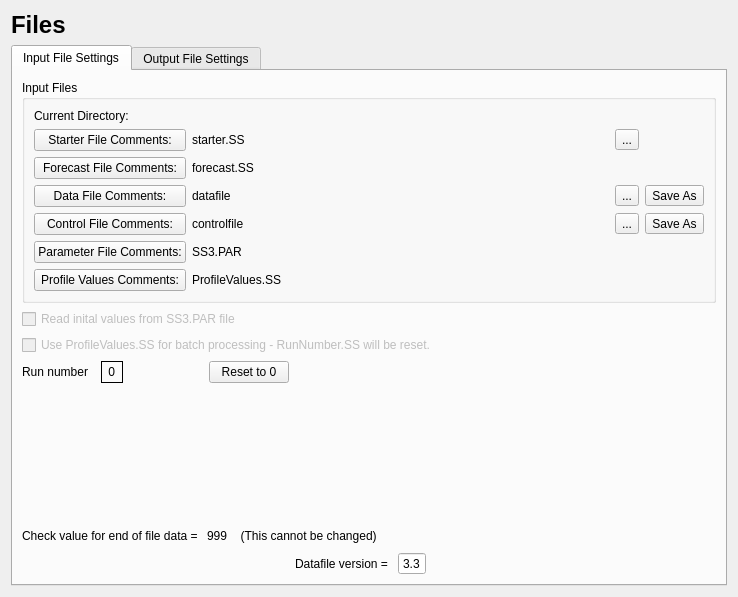
nmfs-ost/ss3-ssi, file src/file_widget.ui: the form before one commit.
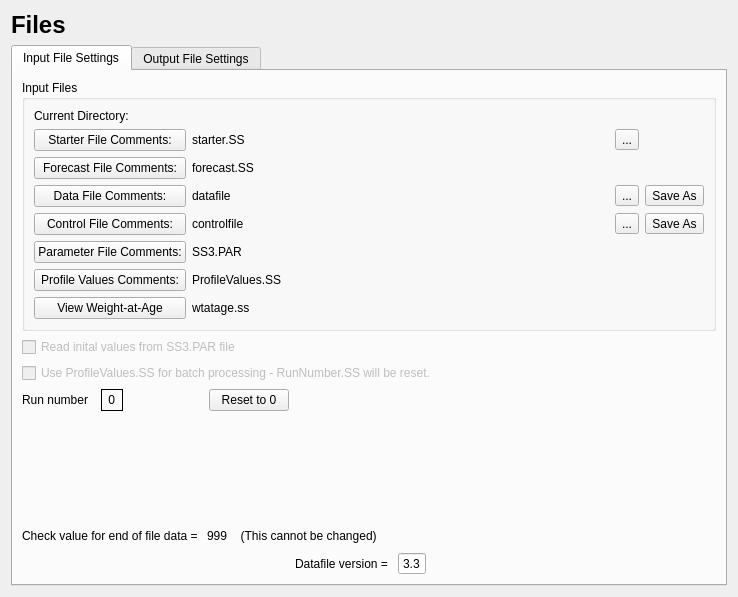
The form after the commit. Icons and pictures are not drawn.

Commit message: Added ability to hide toolbar Added ability to view wtatage.ss Changed spawn season to month Population reset now resets all components Changed some table headers for fleet observations Fixed some crash on changing models

What changed in the file:
```diff
--- a/src/file_widget.ui
+++ b/src/file_widget.ui
@@ -379,6 +379,20 @@
             </property>
            </spacer>
           </item>
+          <item row="10" column="0">
+           <widget class="QPushButton" name="pushButton_wtatage">
+            <property name="text">
+             <string>View Weight-at-Age</string>
+            </property>
+           </widget>
+          </item>
+          <item row="10" column="1">
+           <widget class="QLabel" name="label_wtatage">
+            <property name="text">
+             <string>wtatage.ss</string>
+            </property>
+           </widget>
+          </item>
          </layout>
         </widget>
        </item>
```
The commit also changes 27 other files.
